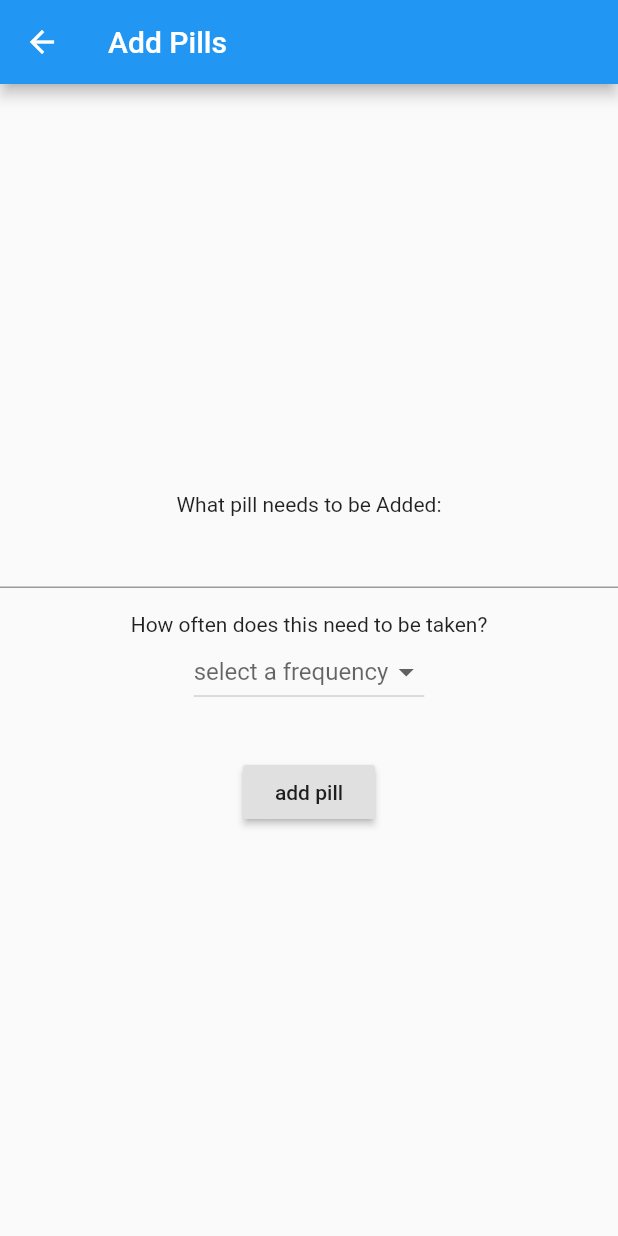
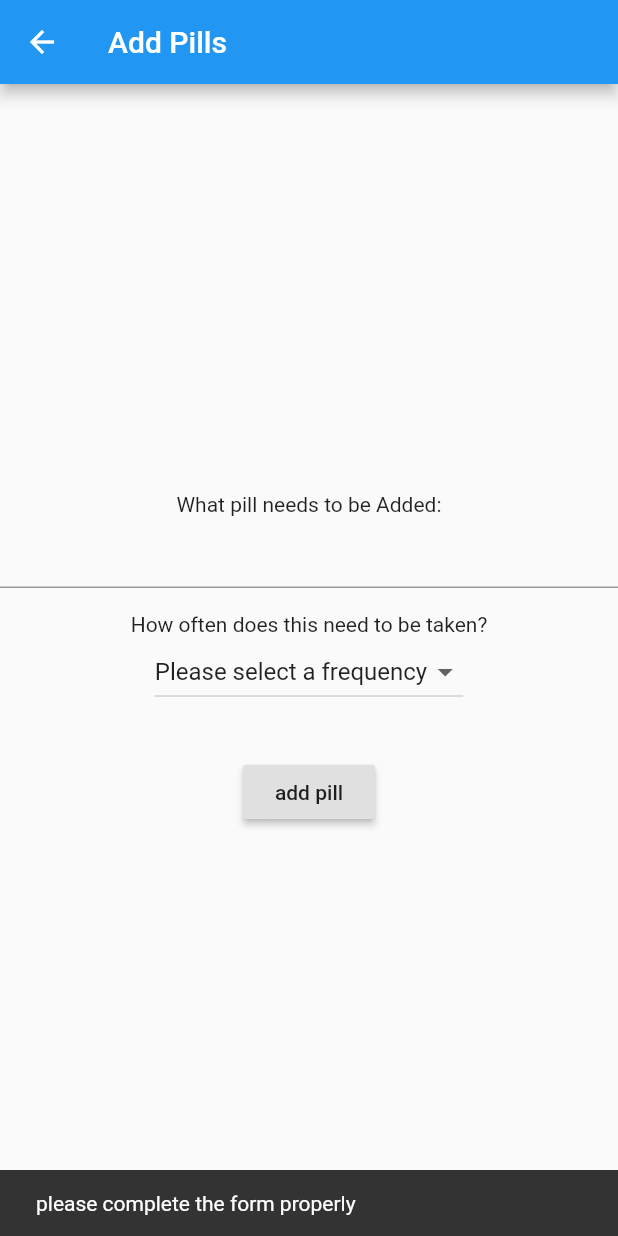
Before and after one commit to BraeWebb/mediroo, a Flutter app: the AddPillsPage screen opened directly, after a tap on "add pill", on a phone screen of 412 x 824 dp. Run offline on Flutter 3.47's test engine with Material 2 defaults, Android fonts, the phone set to English and light mode, and no system bars; our stand-ins replace cloud_firestore, font_awesome_flutter; accounts and stored records are empty.

```diff
--- a/lib/src/screens/addpills/addpills.dart
+++ b/lib/src/screens/addpills/addpills.dart
@@ -25,6 +25,7 @@ class _TempState extends State<AddPillsPage> {
   ValueChanged<Text> val;
   double frequency = 0.0;
   final pillFieldController = TextEditingController();
+  var _globalKey = new GlobalKey<ScaffoldState>();
 
 
   bool _isFormComplete(){
@@ -49,7 +50,7 @@ class _TempState extends State<AddPillsPage> {
   void _addPill(){
     if (!_isFormComplete()){
       //TODO this doesn't work properly
-        Scaffold.of(this.context).showSnackBar(new SnackBar(
+        _globalKey.currentState.showSnackBar(new SnackBar(
         content: new Text("please complete the form properly"),
       ));
       return;
@@ -71,10 +72,13 @@ class _TempState extends State<AddPillsPage> {
     // TODO: implement build
     //this.context = context.currentContext();
     items = new List<DropdownMenuItem<double>>();
+
+    items.add(new  DropdownMenuItem(child: new Text('Please select a frequency'), value: 0.0));
     items.add(new  DropdownMenuItem(child: new Text('daily'), value: 1.0));
     items.add(new  DropdownMenuItem(child: new Text('weekly'), value: 7.0));
     items.add(new  DropdownMenuItem(child: new Text('fortnightly'), value: 14.0));
     return this.scaffold =  new Scaffold (
+      key: _globalKey,
         appBar: new AppBar(
           title: new Text(title),
         ),
```
